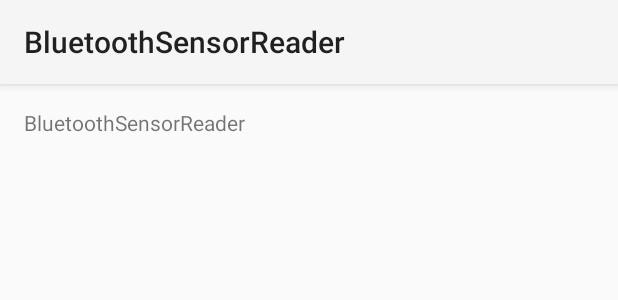
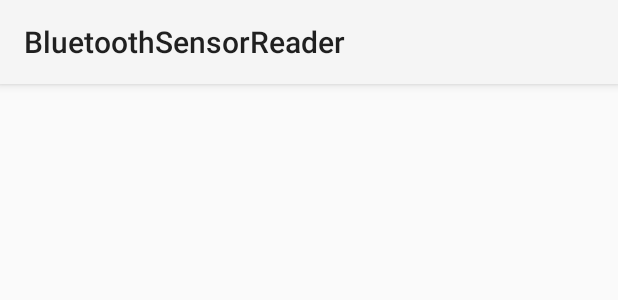
Before and after one commit to tkk21/BluetoothChatUsingEdison, an Android app: the layout activity_main.xml on its own in the app's theme, with its tools: preview values and no code run, on a phone screen of 412 x 824 dp. Shown: the top 300 px of the screen. Run offline under Robolectric (Android 15) with nearby library versions, the phone set to English and light mode, and no system bars.

Commit message:
worked on main

```diff
--- a/BluetoothSensorReader/app/src/main/AndroidManifest.xml
+++ b/BluetoothSensorReader/app/src/main/AndroidManifest.xml
@@ -11,7 +11,7 @@
         android:label="@string/app_name"
         android:theme="@style/AppTheme" >
         <activity
-            android:name=".BluetoothSensorFragment"
+            android:name=".MainActivity"
             android:label="@string/app_name" >
             <intent-filter>
                 <action android:name="android.intent.action.MAIN" />
--- a/BluetoothSensorReader/app/src/main/res/layout/activity_main.xml
+++ b/BluetoothSensorReader/app/src/main/res/layout/activity_main.xml
@@ -5,7 +5,12 @@
     android:paddingTop="@dimen/activity_vertical_margin"
     android:paddingBottom="@dimen/activity_vertical_margin" tools:context=".MainActivity">
 
-    <TextView android:text="@string/app_name" android:layout_width="wrap_content"
-        android:layout_height="wrap_content" />
+    <ViewAnimator
+        android:id="@+id/fragment_output"
+        android:layout_width="match_parent"
+        android:layout_height="0px"
+        android:layout_weight="1">
 
+
+    </ViewAnimator>
 </RelativeLayout>
```
Also changed, not shown: BluetoothSensorReader/app/src/main/java/ted/bluetoothsensorreader/MainActivity.java (+5 -3 lines).
